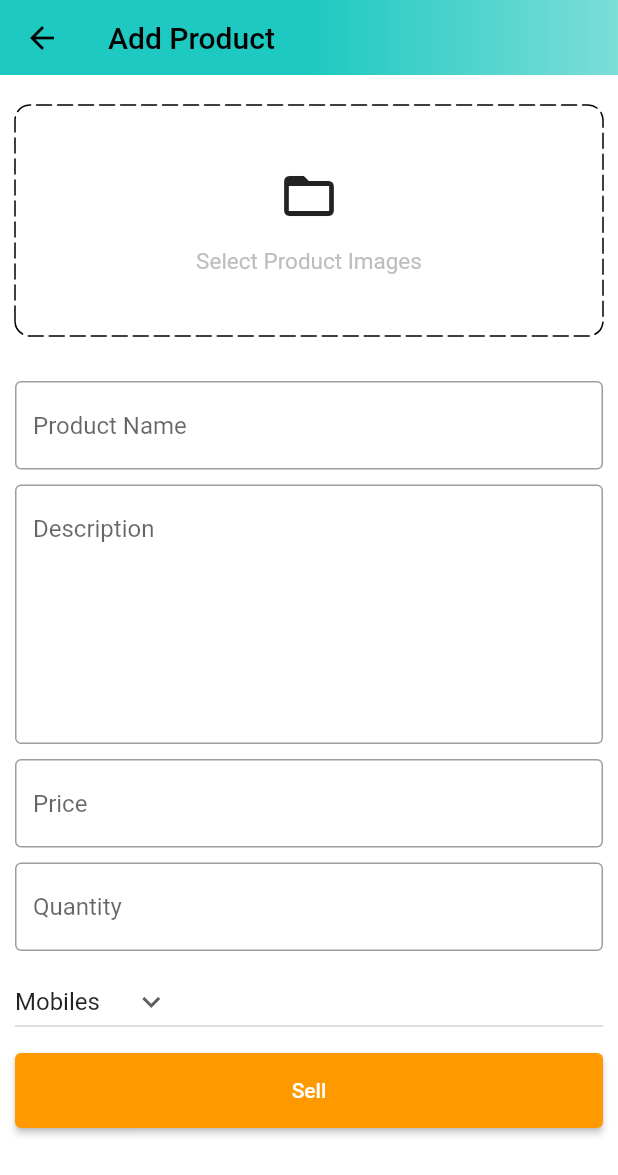
After one commit to aditokmoo/flutter-amazone-clone, a Flutter app: the AdminScreen screen opened directly, after a tap on the "add" icon, on a phone screen of 412 x 824 dp. The commit adds this screen. Shown: the top 1175 px of the screen. Run offline on Flutter 3.47's test engine with Material 2 defaults, Android fonts, the phone set to English and light mode, and no system bars; drawn by our look-alikes of dotted_border; our stand-ins replace badges, carousel_slider, file_picker, shared_preferences; accounts and stored records are empty.

Commit message:
Admin page added with add-product section

```diff
--- a/lib/common/widgets/custom_textField.dart
+++ b/lib/common/widgets/custom_textField.dart
@@ -3,10 +3,12 @@
 class CustomTextField extends StatelessWidget {
   final TextEditingController controller;
   final String hintText;
+  final int maxLines;
   const CustomTextField({
     Key? key,
     required this.controller,
     required this.hintText,
+    this.maxLines = 1,
   }) : super(key: key);
 
   @override
@@ -32,6 +34,7 @@
         }
         return null;
       },
+      maxLines: maxLines,
     );
   }
 }
--- a/lib/constants/utils.dart
+++ b/lib/constants/utils.dart
@@ -1,3 +1,5 @@
+import 'dart:io';
+import 'package:file_picker/file_picker.dart';
 import 'package:flutter/material.dart';
 
 void showSnackBar(BuildContext context, String text) {
@@ -7,3 +9,23 @@
     ),
   );
 }
+
+Future<List<File>> pickImages() async {
+  List<File> images = [];
+  try {
+    var files = await FilePicker.platform.pickFiles(
+      type: FileType.image,
+      allowMultiple: true,
+    );
+
+    if (files != null && files.files.isNotEmpty) {
+      for (int i = 0; i < files.files.length; i++) {
+        images.add(File(files.files[i].path!));
+      }
+    }
+  } catch (e) {
+    debugPrint(e.toString());
+  }
+
+  return images;
+}
--- /dev/null
+++ b/lib/features/admin/screens/add_product_screen.dart
@@ -0,0 +1,174 @@
+import 'dart:io';
+
+import 'package:carousel_slider/carousel_slider.dart';
+import 'package:dotted_border/dotted_border.dart';
+import 'package:flutter/material.dart';
+import 'package:flutter_amazone_clone/common/widgets/custom_button.dart';
+import 'package:flutter_amazone_clone/common/widgets/custom_textField.dart';
+import 'package:flutter_amazone_clone/constants/global_variables.dart';
+import 'package:flutter_amazone_clone/constants/utils.dart';
+
+class AddProductScreen extends StatefulWidget {
+  static const String routeName = '/add-product';
+  const AddProductScreen({super.key});
+
+  @override
+  State<AddProductScreen> createState() => _AddProductScreenState();
+}
+
+class _AddProductScreenState extends State<AddProductScreen> {
+  final TextEditingController productNameController = TextEditingController();
+  final TextEditingController descriptionController = TextEditingController();
+  final TextEditingController priceController = TextEditingController();
+  final TextEditingController quantityController = TextEditingController();
+
+  String category = 'Mobiles';
+  List<File> images = [];
+
+  @override
+  void dispose() {
+    super.dispose();
+    productNameController.dispose();
+    descriptionController.dispose();
+    priceController.dispose();
+    quantityController.dispose();
+  }
+
+  List<String> productCategories = [
+    'Mobiles',
+    'Essentials',
+    'Appliances',
+    'Books',
+    'Fashion',
+  ];
+
+  void selectImages() async {
+    var res = await pickImages();
+    setState(() {
+      images = res;
+    });
+  }
+
+  Widget build(BuildContext context) {
+    return Scaffold(
+      appBar: PreferredSize(
+        preferredSize: const Size.fromHeight(50),
+        child: AppBar(
+          flexibleSpace: Container(
+            decoration: const BoxDecoration(
+              gradient: GlobalVariables.appBarGradient,
+            ),
+          ),
+          title: const Text(
+            'Add Product',
+            style: TextStyle(
+              color: Colors.black,
+            ),
+          ),
+        ),
+      ),
+      body: SingleChildScrollView(
+        child: Form(
+          child: Padding(
+            padding: const EdgeInsets.symmetric(horizontal: 10),
+            child: Column(
+              children: [
+                const SizedBox(height: 20),
+                images.isNotEmpty
+                    ? CarouselSlider(
+                        items: images.map((i) {
+                          return Builder(
+                            builder: (BuildContext context) => Image.file(
+                              i,
+                              fit: BoxFit.cover,
+                              height: 200,
+                            ),
+                          );
+                        }).toList(),
+                        options: CarouselOptions(
+                          viewportFraction: 1,
+                          height: 200,
+                        ),
+                      )
+                    : GestureDetector(
+                        onTap: selectImages,
+                        child: DottedBorder(
+                          borderType: BorderType.RRect,
+                          radius: const Radius.circular(10),
+                          dashPattern: const [10, 4],
+                          strokeCap: StrokeCap.round,
+                          child: Container(
+                            width: double.infinity,
+                            height: 150,
+                            decoration: BoxDecoration(
+                              borderRadius: BorderRadius.circular(10),
+                            ),
+                            child: Column(
+                              mainAxisAlignment: MainAxisAlignment.center,
+                              children: [
+                                const Icon(
+                                  Icons.folder_open,
+                                  size: 40,
+                                ),
+                                const SizedBox(height: 15),
+                                Text(
+                                  'Select Product Images',
+                                  style: TextStyle(
+                                      fontSize: 15, color: Colors.grey[400]),
+                                )
+                              ],
+                            ),
+                          ),
+                        ),
+                      ),
+                const SizedBox(height: 30),
+                CustomTextField(
+                  controller: productNameController,
+                  hintText: 'Product Name',
+                ),
+                const SizedBox(height: 10),
+                CustomTextField(
+                  controller: descriptionController,
+                  hintText: 'Description',
+                  maxLines: 7,
+                ),
+                const SizedBox(height: 10),
+                CustomTextField(
+                  controller: priceController,
+                  hintText: 'Price',
+                ),
+                const SizedBox(height: 10),
+                CustomTextField(
+                  controller: quantityController,
+                  hintText: 'Quantity',
+                ),
+                const SizedBox(height: 10),
+                SizedBox(
+                  width: double.infinity,
+                  child: DropdownButton(
+                    value: category,
+                    icon: const Icon(Icons.keyboard_arrow_down),
+                    items: productCategories.map((String item) {
+                      return DropdownMenuItem(
+                        value: item,
+                        child: Text(item),
+                      );
+                    }).toList(),
+                    onChanged: (String? newVal) {
+                      setState(() {
+                        category = newVal!;
+                      });
+                    },
+                  ),
+                ),
+                const SizedBox(height: 10),
+                CustomButton(text: 'Sell', onTap: () {}),
+                const SizedBox(height: 10)
+              ],
+            ),
+          ),
+        ),
+      ),
+    );
+  }
+}
--- /dev/null
+++ b/lib/features/admin/screens/admin_screen.dart
@@ -0,0 +1,137 @@
+import 'package:flutter/material.dart';
+import 'package:flutter_amazone_clone/constants/global_variables.dart';
+import 'package:flutter_amazone_clone/features/admin/screens/posts_screen.dart';
+
+class AdminScreen extends StatefulWidget {
+  const AdminScreen({super.key});
+
+  @override
+  State<AdminScreen> createState() => _AdminScreenState();
+}
+
+class _AdminScreenState extends State<AdminScreen> {
+  int _page = 0;
+  double bottomNavWidth = 42;
+  double bottomNavBorderWidth = 5;
+
+  List<Widget> pages = [
+    const PostsScreen(),
+    const Center(
+      child: Text('Analytics Page'),
+    ),
+    const Center(
+      child: Text('Cart Page'),
+    ),
+  ];
+
+  void updatePage(int page) {
+    setState(() {
+      _page = page;
+    });
+  }
+
+  @override
+  Widget build(BuildContext context) {
+    return Scaffold(
+      appBar: PreferredSize(
+        preferredSize: const Size.fromHeight(50),
+        child: AppBar(
+          flexibleSpace: Container(
+            decoration: const BoxDecoration(
+              gradient: GlobalVariables.appBarGradient,
+            ),
+          ),
+          title: Row(
+            mainAxisAlignment: MainAxisAlignment.spaceBetween,
+            children: [
+              Container(
+                alignment: Alignment.topLeft,
+                child: Image.asset(
+                  'assets/images/amazon_in.png',
+                  width: 120,
+                  height: 45,
+                  color: Colors.black,
+                ),
+              ),
+              const Text(
+                'Admin',
+                style: TextStyle(
+                  fontWeight: FontWeight.bold,
+                  color: Colors.black,
+                ),
+              )
+            ],
+          ),
+        ),
+      ),
+      body: pages[_page],
+      bottomNavigationBar: BottomNavigationBar(
+        currentIndex: _page,
+        selectedItemColor: GlobalVariables.selectedNavBarColor,
+        unselectedItemColor: GlobalVariables.unselectedNavBarColor,
+        backgroundColor: GlobalVariables.backgroundColor,
+        iconSize: 28,
+        onTap: updatePage,
+        items: [
+          // Posts
+          BottomNavigationBarItem(
+            icon: Container(
+              padding: const EdgeInsets.fromLTRB(0, 10, 0, 0),
+              width: bottomNavWidth,
+              decoration: BoxDecoration(
+                border: Border(
+                  top: BorderSide(
+                    color: _page == 0
+                        ? GlobalVariables.selectedNavBarColor
+                        : GlobalVariables.backgroundColor,
+                    width: bottomNavBorderWidth,
+                  ),
+                ),
+              ),
+              child: const Icon(Icons.home_outlined),
+            ),
+            label: '',
+          ),
+          // Anylitics
+          BottomNavigationBarItem(
+            icon: Container(
+              padding: const EdgeInsets.fromLTRB(0, 10, 0, 0),
+              width: bottomNavWidth,
+              decoration: BoxDecoration(
+                border: Border(
+                  top: BorderSide(
+                    color: _page == 1
+                        ? GlobalVariables.selectedNavBarColor
+                        : GlobalVariables.backgroundColor,
+                    width: bottomNavBorderWidth,
+                  ),
+                ),
+              ),
+              child: const Icon(Icons.analytics_outlined),
+            ),
+            label: '',
+          ),
+          // Orders
+          BottomNavigationBarItem(
+            icon: Container(
+              padding: const EdgeInsets.fromLTRB(0, 10, 0, 0),
+              width: bottomNavWidth,
+              decoration: BoxDecoration(
+                border: Border(
+                  top: BorderSide(
+                    color: _page == 2
+                        ? GlobalVariables.selectedNavBarColor
+                        : GlobalVariables.backgroundColor,
+                    width: bottomNavBorderWidth,
+                  ),
+                ),
+              ),
+              child: const Icon(Icons.all_inbox_outlined),
+            ),
+            label: '',
+          ),
+        ],
+      ),
+    );
+  }
+}
--- /dev/null
+++ b/lib/features/admin/screens/posts_screen.dart
@@ -0,0 +1,30 @@
+import 'package:flutter/material.dart';
+import 'package:flutter_amazone_clone/features/admin/screens/add_product_screen.dart';
+
+class PostsScreen extends StatefulWidget {
+  const PostsScreen({super.key});
+
+  @override
+  State<PostsScreen> createState() => _PostsScreenState();
+}
+
+class _PostsScreenState extends State<PostsScreen> {
+  void navigateToAddProduct() {
+    Navigator.pushNamed(context, AddProductScreen.routeName);
+  }
+
+  @override
+  Widget build(BuildContext context) {
+    return Scaffold(
+      body: const Center(
+        child: Text('Products'),
+      ),
+      floatingActionButton: FloatingActionButton(
+        onPressed: navigateToAddProduct,
+        tooltip: 'Add a Product',
+        child: const Icon(Icons.add),
+      ),
+      floatingActionButtonLocation: FloatingActionButtonLocation.centerFloat,
+    );
+  }
+}
--- a/lib/main.dart
+++ b/lib/main.dart
@@ -1,8 +1,10 @@
 import 'package:flutter/material.dart';
 import 'package:flutter_amazone_clone/common/widgets/bottom_nav.dart';
 import 'package:flutter_amazone_clone/constants/global_variables.dart';
+import 'package:flutter_amazone_clone/features/admin/screens/admin_screen.dart';
 import 'package:flutter_amazone_clone/features/auth/screens/auth_screen.dart';
 import 'package:flutter_amazone_clone/features/auth/services/auth_service.dart';
+import 'package:flutter_amazone_clone/models/user.dart';
 import 'package:flutter_amazone_clone/providers/user_provider.dart';
 import 'package:flutter_amazone_clone/router.dart';
 import 'package:provider/provider.dart';
@@ -33,7 +35,10 @@
 
   @override
   Widget build(BuildContext context) {
+    final user = Provider.of<UserProvider>(context).user;
+
     return MaterialApp(
+      debugShowCheckedModeBanner: false,
       title: 'Amazone clone',
       theme: ThemeData(
         scaffoldBackgroundColor: GlobalVariables.backgroundColor,
@@ -48,8 +53,10 @@
         ),
       ),
       onGenerateRoute: (settings) => generateRoute(settings),
-      home: Provider.of<UserProvider>(context).user.token.isNotEmpty
-          ? const BottomNav()
+      home: user.token.isNotEmpty
+          ? user.type == 'user'
+              ? const BottomNav()
+              : AdminScreen()
           : const AuthScreen(),
     );
   }
--- a/lib/router.dart
+++ b/lib/router.dart
@@ -1,5 +1,6 @@
 import 'package:flutter/material.dart';
 import 'package:flutter_amazone_clone/common/widgets/bottom_nav.dart';
+import 'package:flutter_amazone_clone/features/admin/screens/add_product_screen.dart';
 import 'package:flutter_amazone_clone/features/auth/screens/auth_screen.dart';
 
 import 'features/home/screens/home_screen.dart';
@@ -21,6 +22,11 @@
         settings: routeSettings,
         builder: (_) => const BottomNav(),
       );
+    case AddProductScreen.routeName:
+      return MaterialPageRoute(
+        settings: routeSettings,
+        builder: (_) => const AddProductScreen(),
+      );
     default:
       return MaterialPageRoute(
         settings: routeSettings,
--- a/pubspec.yaml
+++ b/pubspec.yaml
@@ -41,6 +41,8 @@
   shared_preferences: ^2.0.15
   badges: ^2.0.3
   carousel_slider: ^4.1.1
+  dotted_border: ^2.0.0+3
+  file_picker: ^5.2.2
 
 dev_dependencies:
   flutter_test:
```
Also changed, not shown: pubspec.lock.
